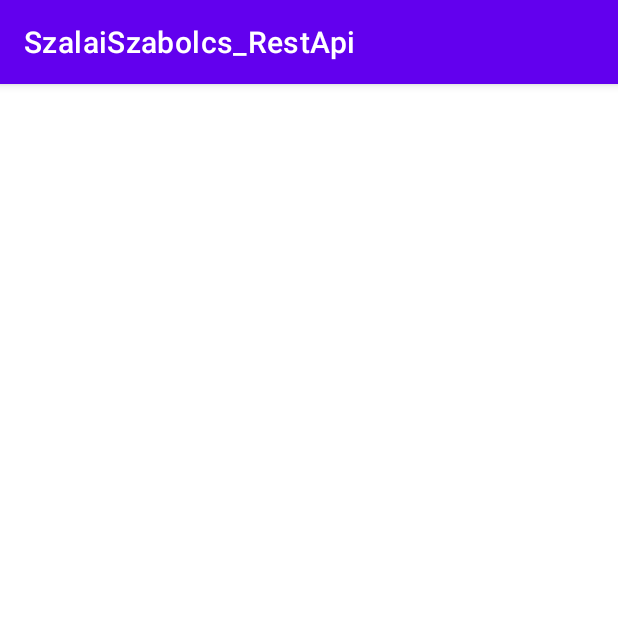
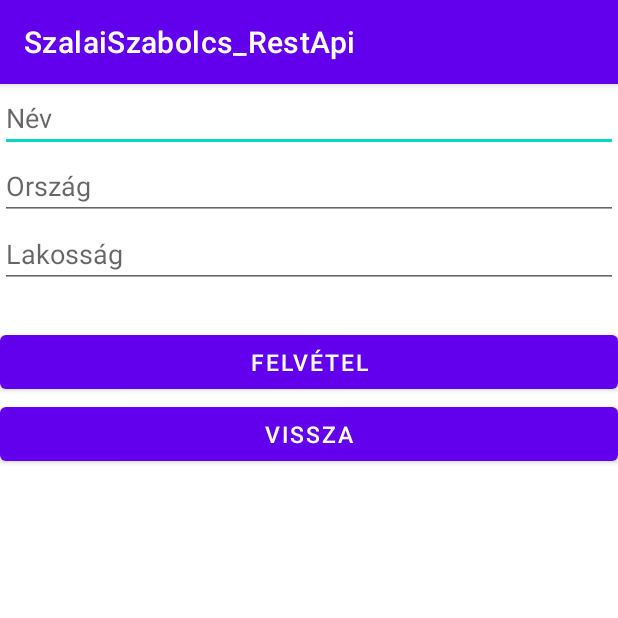
Before and after one commit to szaszabi7/Android_SzalaiSzabolcs_RestApi, an Android app: the InsertActivity screen opened directly, with no data from a screen before it, on a phone screen of 412 x 824 dp, the top half of it. Run offline under Robolectric (Android 15) with nearby library versions, the phone set to English and light mode, and no system bars.

Commit message:
layoutok

```diff
--- a/app/src/main/java/hu/petrik/szalaiszabolcs_restapi/InsertActivity.java
+++ b/app/src/main/java/hu/petrik/szalaiszabolcs_restapi/InsertActivity.java
@@ -2,13 +2,26 @@ package hu.petrik.szalaiszabolcs_restapi;
 
 import androidx.appcompat.app.AppCompatActivity;
 
+import android.content.Intent;
 import android.os.Bundle;
 
+import hu.petrik.szalaiszabolcs_restapi.databinding.ActivityInsertBinding;
+import hu.petrik.szalaiszabolcs_restapi.databinding.ActivityListResultBinding;
+
 public class InsertActivity extends AppCompatActivity {
+
+    ActivityInsertBinding binding;
 
     @Override
     protected void onCreate(Bundle savedInstanceState) {
         super.onCreate(savedInstanceState);
-        setContentView(R.layout.activity_insert);
+        binding = ActivityInsertBinding.inflate(getLayoutInflater());
+        setContentView(binding.getRoot());
+
+        binding.btnVissza.setOnClickListener(view -> {
+            Intent intent = new Intent(InsertActivity.this, MainActivity.class);
+            startActivity(intent);
+            finish();
+        });
     }
 }
--- a/app/src/main/res/layout/activity_insert.xml
+++ b/app/src/main/res/layout/activity_insert.xml
@@ -1,9 +1,46 @@
 <?xml version="1.0" encoding="utf-8"?>
-<androidx.constraintlayout.widget.ConstraintLayout xmlns:android="http://schemas.android.com/apk/res/android"
+<LinearLayout xmlns:android="http://schemas.android.com/apk/res/android"
     xmlns:app="http://schemas.android.com/apk/res-auto"
     xmlns:tools="http://schemas.android.com/tools"
     android:layout_width="match_parent"
     android:layout_height="match_parent"
-    tools:context=".InsertActivity">
+    tools:context=".InsertActivity"
+    android:orientation="vertical">
 
-</androidx.constraintlayout.widget.ConstraintLayout>
+    <EditText
+        android:id="@+id/editTextVaros"
+        android:hint="Név"
+        android:inputType="text"
+        android:layout_width="match_parent"
+        android:layout_height="wrap_content"/>
+
+    <EditText
+        android:id="@+id/editTextOrszag"
+        android:hint="Ország"
+        android:inputType="text"
+        android:layout_width="match_parent"
+        android:layout_height="wrap_content"/>
+
+    <EditText
+        android:id="@+id/editTextLakossag"
+        android:hint="Lakosság"
+        android:inputType="number"
+        android:layout_width="match_parent"
+        android:layout_height="wrap_content"
+        android:layout_marginBottom="25dp"/>
+
+    <Button
+        android:id="@+id/btn_add"
+        android:layout_width="match_parent"
+        android:layout_height="wrap_content"
+        android:textSize="15sp"
+        android:text="Felvétel"/>
+
+    <Button
+        android:id="@+id/btn_vissza"
+        android:layout_width="match_parent"
+        android:layout_height="wrap_content"
+        android:textSize="15sp"
+        android:text="Vissza"/>
+
+</LinearLayout>
```
Also changed, not shown: app/src/main/java/hu/petrik/szalaiszabolcs_restapi/ListResultActivity.java (+14 -1 lines), app/src/main/res/layout/activity_list_result.xml (+16 -3 lines), app/src/main/res/layout/activity_main.xml (+4 -3 lines).
